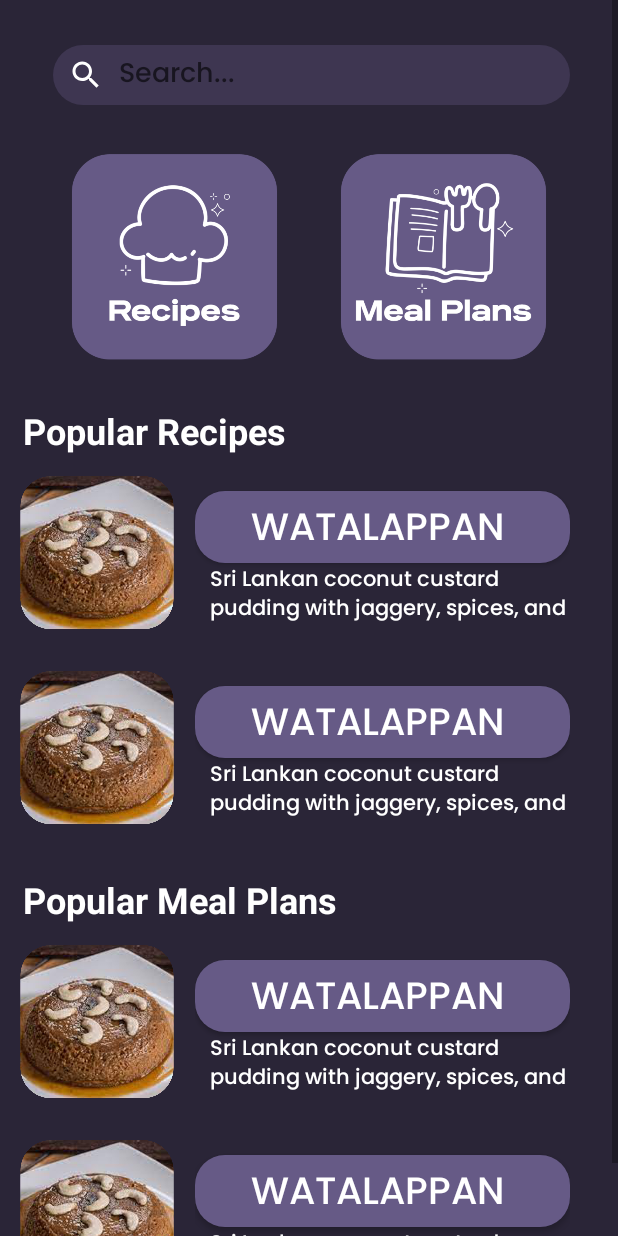
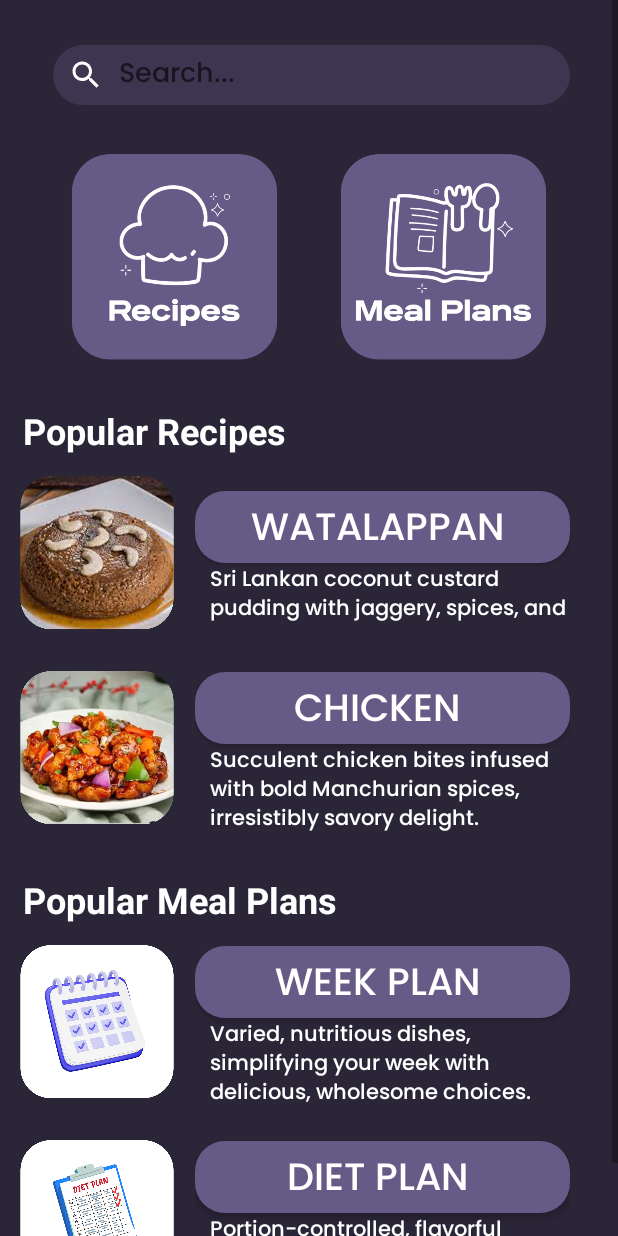
Before and after one commit to ShehanChamudith/Recipe-and-Meal-Planning-App, an Android app: the home screen opened directly, with no data from a screen before it, on a phone screen of 412 x 824 dp. Run offline under Robolectric (Android 15) with nearby library versions, the phone set to English and light mode, and no system bars.

Commit message:
Initial Commit

```diff
--- a/app/src/main/AndroidManifest.xml
+++ b/app/src/main/AndroidManifest.xml
@@ -12,6 +12,9 @@
         android:supportsRtl="true"
         android:theme="@style/Theme.RecipeAndMealApp"
         tools:targetApi="31">
+        <activity
+            android:name=".plan_list"
+            android:exported="false" />
         <activity
             android:name=".recipes_list"
             android:exported="false" />
--- a/app/src/main/java/com/example/recipeandmealapp/home.java
+++ b/app/src/main/java/com/example/recipeandmealapp/home.java
@@ -30,7 +30,7 @@ public class home extends AppCompatActivity {
             @Override
             public void onClick(View v) {
                 // Open the new activity when imageView2 is clicked
-                Intent intent = new Intent(home.this, recipes_list.class);
+                Intent intent = new Intent(home.this, plan_list.class);
                 startActivity(intent);
             }
         });
--- a/app/src/main/res/layout/activity_home.xml
+++ b/app/src/main/res/layout/activity_home.xml
@@ -159,7 +159,7 @@
                 android:layout_gravity="center"
                 android:layout_marginLeft="10dp"
                 android:layout_marginRight="10dp"
-                android:background="@drawable/food_1"
+                android:background="@drawable/food_2"
                 android:padding="10dp" />
 
             <LinearLayout
@@ -176,7 +176,7 @@
                     android:fontFamily="@font/popins"
                     android:gravity="center_horizontal"
                     android:paddingTop="5dp"
-                    android:text="Watalappan "
+                    android:text="chicken "
                     android:textColor="@color/white"
                     android:textSize="25dp" />
 
@@ -185,7 +185,7 @@
                     android:layout_height="wrap_content"
                     android:fontFamily="@font/popins"
                     android:paddingLeft="10dp"
-                    android:text="Sri Lankan coconut custard pudding with jaggery, spices, and steamed."
+                    android:text="Succulent chicken bites infused with bold Manchurian spices, irresistibly savory delight."
                     android:textAlignment="textStart"
                     android:textColor="@color/white" />
             </LinearLayout>
@@ -220,7 +220,7 @@
                 android:layout_gravity="center"
                 android:layout_marginLeft="10dp"
                 android:layout_marginRight="10dp"
-                android:background="@drawable/food_1"
+                android:background="@drawable/week_plan"
                 android:padding="10dp" />
 
             <LinearLayout
@@ -237,7 +237,7 @@
                     android:fontFamily="@font/popins"
                     android:gravity="center_horizontal"
                     android:paddingTop="5dp"
-                    android:text="Watalappan "
+                    android:text="Week plan "
                     android:textColor="@color/white"
                     android:textSize="25dp" />
 
@@ -246,7 +246,7 @@
                     android:layout_height="wrap_content"
                     android:fontFamily="@font/popins"
                     android:paddingLeft="10dp"
-                    android:text="Sri Lankan coconut custard pudding with jaggery, spices, and steamed."
+                    android:text="Varied, nutritious dishes, simplifying your week with delicious, wholesome choices."
                     android:textAlignment="textStart"
                     android:textColor="@color/white" />
             </LinearLayout>
@@ -264,7 +264,7 @@
                 android:layout_gravity="center"
                 android:layout_marginLeft="10dp"
                 android:layout_marginRight="10dp"
-                android:background="@drawable/food_1"
+                android:background="@drawable/diet_plan"
                 android:padding="10dp" />
 
             <LinearLayout
@@ -281,7 +281,7 @@
                     android:fontFamily="@font/popins"
                     android:gravity="center_horizontal"
                     android:paddingTop="5dp"
-                    android:text="Watalappan "
+                    android:text="diet plan "
                     android:textColor="@color/white"
                     android:textSize="25dp" />
 
@@ -290,7 +290,7 @@
                     android:layout_height="wrap_content"
                     android:fontFamily="@font/popins"
                     android:paddingLeft="10dp"
-                    android:text="Sri Lankan coconut custard pudding with jaggery, spices, and steamed."
+                    android:text="Portion-controlled, flavorful recipes promoting wellness, guilt-free indulgence in moderation."
                     android:textAlignment="textStart"
                     android:textColor="@color/white" />
             </LinearLayout>
```
Also changed, not shown: app/src/main/java/com/example/recipeandmealapp/plan_list.java (added, +14 -0 lines), app/src/main/res/layout/activity_plan_list.xml (added, +123 -0 lines), app/src/main/res/drawable/diet_plan.png (added), app/src/main/res/drawable/week_plan.png (added).
